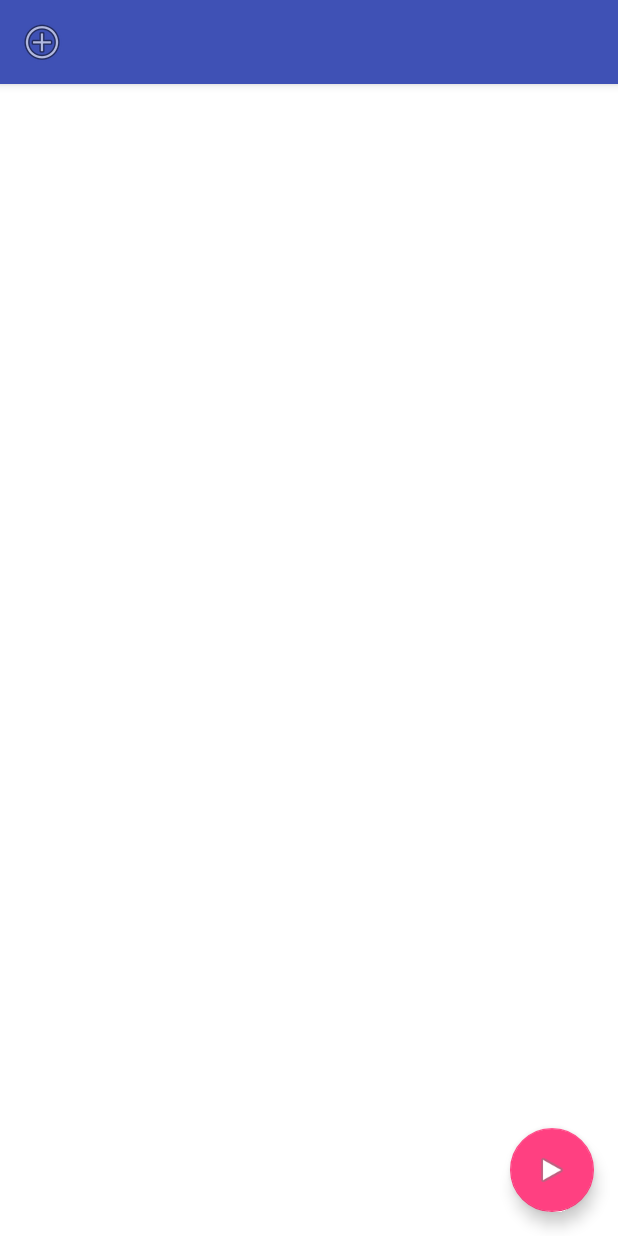
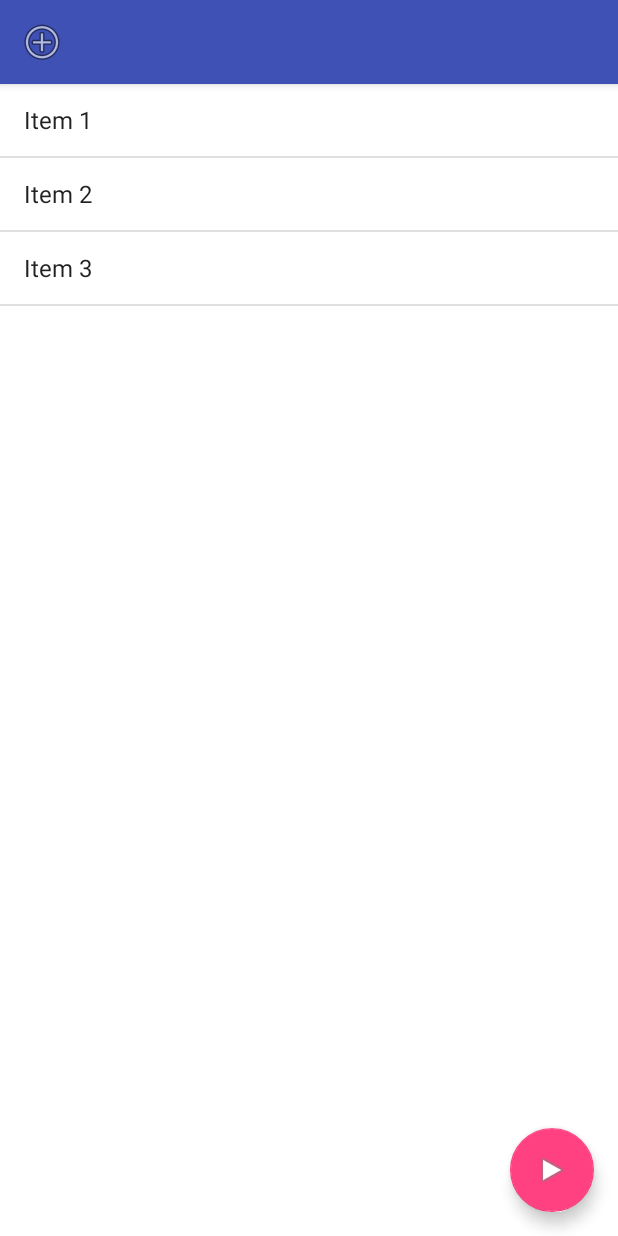
Before and after one commit to matiascamiletti/hackaton-audionews, an Android app: the screen it shows after launch (MainActivity), on a phone screen of 412 x 824 dp. Run offline under Robolectric (Android 15) with nearby library versions, the phone set to English and light mode, and no system bars.

Commit message:
Creado estructura minima de Fragment.

```diff
--- a/app/src/main/java/com/mobileia/audionews/activity/MainActivity.java
+++ b/app/src/main/java/com/mobileia/audionews/activity/MainActivity.java
@@ -15,6 +15,8 @@
 import android.view.View;
 
 import com.mobileia.audionews.R;
+import com.mobileia.audionews.fragment.NewsFragment;
+import com.mobileia.audionews.library.MCSpeech;
 
 public class MainActivity extends AppCompatActivity {
 
@@ -27,14 +29,18 @@
 
     protected NavigationView mNavigationView;
 
+    protected MCSpeech mSpeech;
+
     @Override
     protected void onCreate(Bundle savedInstanceState) {
         super.onCreate(savedInstanceState);
         setContentView(R.layout.activity_main);
 
+        initFragment(savedInstanceState);
         initNavigationView();
         initToolbar();
         initFloatingButton();
+        initTextToSpeech();
     }
 
     private void initNavigationView(){
@@ -75,10 +81,33 @@
         fab.setOnClickListener(new View.OnClickListener() {
             @Override
             public void onClick(View view) {
+                mSpeech.speak("Probando la aplicacion, por favor funciona loca!");
                 Snackbar.make(view, "Replace with your own action", Snackbar.LENGTH_LONG)
                         .setAction("Action", null).show();
             }
         });
+    }
+
+    private void initFragment(Bundle savedInstanceState){
+        if (savedInstanceState == null) {
+            NewsFragment f = NewsFragment.newInstance("", "");
+            getSupportFragmentManager().beginTransaction()
+                    .add(R.id.container, f)
+                    .commit();
+        }
+    }
+
+    private void initTextToSpeech(){
+        mSpeech = new MCSpeech();
+        mSpeech.init(this);
+    }
+
+    @Override
+    protected void onActivityResult(int requestCode, int resultCode, Intent data) {
+        super.onActivityResult(requestCode, resultCode, data);
+        if(mSpeech != null){
+            mSpeech.onActivityResult(requestCode, resultCode, data);
+        }
     }
 
     @Override
--- /dev/null
+++ b/app/src/main/java/com/mobileia/audionews/fragment/NewsFragment.java
@@ -0,0 +1,140 @@
+package com.mobileia.audionews.fragment;
+
+import android.app.Activity;
+import android.os.Bundle;
+import android.support.v4.app.Fragment;
+import android.view.LayoutInflater;
+import android.view.View;
+import android.view.ViewGroup;
+import android.widget.AbsListView;
+import android.widget.AdapterView;
+import android.widget.ArrayAdapter;
+import android.widget.ListAdapter;
+import android.widget.TextView;
+
+import com.mobileia.audionews.R;
+import com.mobileia.audionews.fragment.dummy.DummyContent;
+
+/**
+ * A fragment representing a list of Items.
+ * <p/>
+ * Large screen devices (such as tablets) are supported by replacing the ListView
+ * with a GridView.
+ * <p/>
+ * Activities containing this fragment MUST implement the {@link OnFragmentInteractionListener}
+ * interface.
+ */
+public class NewsFragment extends Fragment implements AbsListView.OnItemClickListener {
+
+    // TODO: Rename parameter arguments, choose names that match
+    // the fragment initialization parameters, e.g. ARG_ITEM_NUMBER
+    private static final String ARG_PARAM1 = "param1";
+    private static final String ARG_PARAM2 = "param2";
+
+    // TODO: Rename and change types of parameters
+    private String mParam1;
+    private String mParam2;
+
+    private OnFragmentInteractionListener mListener;
+
+    /**
+     * The fragment's ListView/GridView.
+     */
+    private AbsListView mListView;
+
+    /**
+     * The Adapter which will be used to populate the ListView/GridView with
+     * Views.
+     */
+    private ListAdapter mAdapter;
+
+    // TODO: Rename and change types of parameters
+    public static NewsFragment newInstance(String param1, String param2) {
+        NewsFragment fragment = new NewsFragment();
+        Bundle args = new Bundle();
+        args.putString(ARG_PARAM1, param1);
+        args.putString(ARG_PARAM2, param2);
+        fragment.setArguments(args);
+        return fragment;
+    }
+
+    /**
+     * Mandatory empty constructor for the fragment manager to instantiate the
+     * fragment (e.g. upon screen orientation changes).
+     */
+    public NewsFragment() {
+    }
+
+    @Override
+    public void onCreate(Bundle savedInstanceState) {
+        super.onCreate(savedInstanceState);
+
+        if (getArguments() != null) {
+            mParam1 = getArguments().getString(ARG_PARAM1);
+            mParam2 = getArguments().getString(ARG_PARAM2);
+        }
+
+        // TODO: Change Adapter to display your content
+        mAdapter = new ArrayAdapter<DummyContent.DummyItem>(getActivity(),
+                android.R.layout.simple_list_item_1, android.R.id.text1, DummyContent.ITEMS);
+    }
+
+    @Override
+    public View onCreateView(LayoutInflater inflater, ViewGroup container,
+                             Bundle savedInstanceState) {
+        View view = inflater.inflate(R.layout.fragment_news, container, false);
+
+        // Set the adapter
+        mListView = (AbsListView) view.findViewById(android.R.id.list);
+        ((AdapterView<ListAdapter>) mListView).setAdapter(mAdapter);
+
+        // Set OnItemClickListener so we can be notified on item clicks
+        mListView.setOnItemClickListener(this);
+
+        return view;
+    }
+
+    @Override
+    public void onDetach() {
+        super.onDetach();
+        mListener = null;
+    }
+
+    @Override
+    public void onItemClick(AdapterView<?> parent, View view, int position, long id) {
+        if (null != mListener) {
+            // Notify the active callbacks interface (the activity, if the
+            // fragment is attached to one) that an item has been selected.
+            mListener.onFragmentInteraction(DummyContent.ITEMS.get(position).id);
+        }
+    }
+
+    /**
+     * The default content for this Fragment has a TextView that is shown when
+     * the list is empty. If you would like to change the text, call this method
+     * to supply the text it should use.
+     */
+    public void setEmptyText(CharSequence emptyText) {
+        View emptyView = mListView.getEmptyView();
+
+        if (emptyView instanceof TextView) {
+            ((TextView) emptyView).setText(emptyText);
+        }
+    }
+
+    /**
+     * This interface must be implemented by activities that contain this
+     * fragment to allow an interaction in this fragment to be communicated
+     * to the activity and potentially other fragments contained in that
+     * activity.
+     * <p/>
+     * See the Android Training lesson <a href=
+     * "http://developer.android.com/training/basics/fragments/communicating.html"
+     * >Communicating with Other Fragments</a> for more information.
+     */
+    public interface OnFragmentInteractionListener {
+        // TODO: Update argument type and name
+        public void onFragmentInteraction(String id);
+    }
+
+}
--- /dev/null
+++ b/app/src/main/java/com/mobileia/audionews/fragment/dummy/DummyContent.java
@@ -0,0 +1,55 @@
+package com.mobileia.audionews.fragment.dummy;
+
+import java.util.ArrayList;
+import java.util.HashMap;
+import java.util.List;
+import java.util.Map;
+
+/**
+ * Helper class for providing sample content for user interfaces created by
+ * Android template wizards.
+ * <p/>
+ * TODO: Replace all uses of this class before publishing your app.
+ */
+public class DummyContent {
+
+    /**
+     * An array of sample (dummy) items.
+     */
+    public static List<DummyItem> ITEMS = new ArrayList<DummyItem>();
+
+    /**
+     * A map of sample (dummy) items, by ID.
+     */
+    public static Map<String, DummyItem> ITEM_MAP = new HashMap<String, DummyItem>();
+
+    static {
+        // Add 3 sample items.
+        addItem(new DummyItem("1", "Item 1"));
+        addItem(new DummyItem("2", "Item 2"));
+        addItem(new DummyItem("3", "Item 3"));
+    }
+
+    private static void addItem(DummyItem item) {
+        ITEMS.add(item);
+        ITEM_MAP.put(item.id, item);
+    }
+
+    /**
+     * A dummy item representing a piece of content.
+     */
+    public static class DummyItem {
+        public String id;
+        public String content;
+
+        public DummyItem(String id, String content) {
+            this.id = id;
+            this.content = content;
+        }
+
+        @Override
+        public String toString() {
+            return content;
+        }
+    }
+}
--- a/app/src/main/res/layout/content_main.xml
+++ b/app/src/main/res/layout/content_main.xml
@@ -2,12 +2,15 @@
 <RelativeLayout xmlns:android="http://schemas.android.com/apk/res/android"
     xmlns:tools="http://schemas.android.com/tools"
     xmlns:app="http://schemas.android.com/apk/res-auto" android:layout_width="match_parent"
-    android:layout_height="match_parent" android:paddingLeft="@dimen/activity_horizontal_margin"
-    android:paddingRight="@dimen/activity_horizontal_margin"
-    android:paddingTop="@dimen/activity_vertical_margin"
-    android:paddingBottom="@dimen/activity_vertical_margin"
+    android:layout_height="match_parent"
     app:layout_behavior="@string/appbar_scrolling_view_behavior"
     tools:showIn="@layout/activity_main"
     tools:context="com.mobileia.audionews.activity.MainActivity">
 
+    <FrameLayout
+        android:id="@+id/container"
+        android:layout_width="match_parent"
+        android:layout_height="match_parent"
+        android:layout_weight="1"/>
+
 </RelativeLayout>
```
Also changed, not shown: app/src/main/res/layout/fragment_news_grid.xml (added, +13 -0 lines), app/src/main/res/layout/fragment_news_list.xml (added, +13 -0 lines), app/src/main/res/values-large/refs.xml (added, +12 -0 lines), app/src/main/res/values-sw600dp/refs.xml (added, +12 -0 lines), app/src/main/res/values/refs.xml (added, +12 -0 lines).
